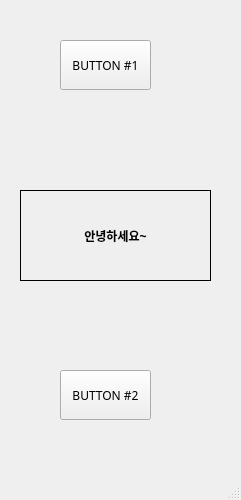
This is UI/test.ui in sseungho/py14-20240329 as Qt 5 draws it before an edit. The edited form follows.
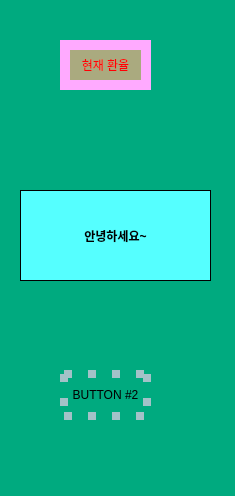
This is the edited form.

The edit to the form file:
```diff
--- a/UI/test.ui
+++ b/UI/test.ui
@@ -6,8 +6,8 @@
    <rect>
     <x>0</x>
     <y>0</y>
-    <width>241</width>
-    <height>500</height>
+    <width>235</width>
+    <height>496</height>
    </rect>
   </property>
   <property name="font">
@@ -18,6 +18,9 @@
   <property name="windowTitle">
    <string>MainWindow</string>
   </property>
+  <property name="styleSheet">
+   <string notr="true">background-color: rgb(0, 170, 127);</string>
+  </property>
   <widget class="QWidget" name="centralwidget">
    <widget class="QPushButton" name="bttn01">
     <property name="geometry">
@@ -28,8 +31,15 @@
       <height>50</height>
      </rect>
     </property>
+    <property name="styleSheet">
+     <string notr="true">color: rgb(255, 0, 4);
+font: 75 9pt &quot;Berlin Sans FB Demi&quot;;
+background-color: rgb(170, 170, 127);
+border: 10px solid;
+border-color: rgb(255, 170, 255);</string>
+    </property>
     <property name="text">
-     <string>BUTTON #1</string>
+     <string>현재 환율</string>
     </property>
    </widget>
    <widget class="QPushButton" name="bttn02">
@@ -41,6 +51,11 @@
       <height>50</height>
      </rect>
     </property>
+    <property name="styleSheet">
+     <string notr="true">border: 8px dotted;
+border-color: rgb(163, 194, 200);
+</string>
+    </property>
     <property name="text">
      <string>BUTTON #2</string>
     </property>
@@ -61,6 +76,9 @@
       <bold>true</bold>
      </font>
     </property>
+    <property name="styleSheet">
+     <string notr="true">background-color: rgb(85, 255, 255);</string>
+    </property>
     <property name="frameShape">
      <enum>QFrame::Box</enum>
     </property>
```
Left out of the diff: 4 changed lines with no effect on the pictures.
